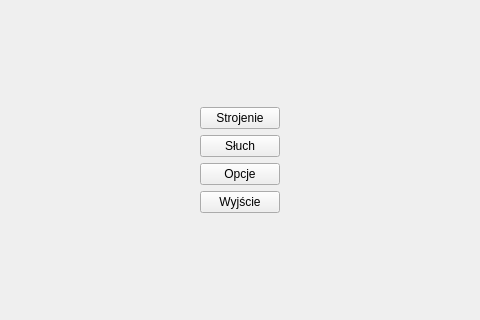
First picture: the form in mainwindow.ui, repository december0123/dzwiekspert, before the edit; both pictures show x 240 to 720 and y 137 to 457 of the 959 by 650 pixel window.
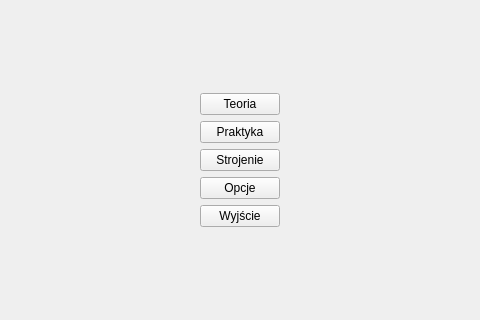
Second picture: the form after the edit. The open tabs and pages were chosen to show the change. Custom widgets are drawn as their Qt base class.

What changed in the file:
```diff
--- a/mainwindow.ui
+++ b/mainwindow.ui
@@ -22,45 +22,29 @@
       </property>
       <widget class="QWidget" name="menu">
        <layout class="QGridLayout" name="gridLayout_3">
-        <item row="1" column="2">
-         <spacer name="horizontalSpacer_4">
-          <property name="orientation">
-           <enum>Qt::Horizontal</enum>
-          </property>
-          <property name="sizeHint" stdset="0">
-           <size>
-            <width>40</width>
-            <height>20</height>
-           </size>
-          </property>
-         </spacer>
-        </item>
-        <item row="4" column="1">
-         <widget class="QPushButton" name="exit">
+        <item row="1" column="1">
+         <widget class="QPushButton" name="goToTheory">
           <property name="text">
-           <string>Wyjście</string>
-          </property>
-          <property name="flat">
-           <bool>false</bool>
-          </property>
-         </widget>
-        </item>
-        <item row="2" column="1">
-         <widget class="QPushButton" name="goToLearn">
-          <property name="text">
-           <string>Słuch</string>
+           <string>Teoria</string>
           </property>
          </widget>
         </item>
         <item row="5" column="1">
-         <spacer name="verticalSpacer_4">
+         <widget class="QPushButton" name="goToConfig">
+          <property name="text">
+           <string>Opcje</string>
+          </property>
+         </widget>
+        </item>
+        <item row="3" column="0">
+         <spacer name="horizontalSpacer_3">
           <property name="orientation">
-           <enum>Qt::Vertical</enum>
+           <enum>Qt::Horizontal</enum>
           </property>
           <property name="sizeHint" stdset="0">
            <size>
-            <width>20</width>
-            <height>40</height>
+            <width>40</width>
+            <height>20</height>
            </size>
           </property>
          </spacer>
@@ -78,30 +62,53 @@
           </property>
          </spacer>
         </item>
-        <item row="1" column="0">
-         <spacer name="horizontalSpacer_3">
-          <property name="orientation">
-           <enum>Qt::Horizontal</enum>
-          </property>
-          <property name="sizeHint" stdset="0">
-           <size>
-            <width>40</width>
-            <height>20</height>
-           </size>
-          </property>
-         </spacer>
-        </item>
-        <item row="1" column="1">
+        <item row="3" column="1">
          <widget class="QPushButton" name="goToTuner">
           <property name="text">
            <string>Strojenie</string>
           </property>
          </widget>
         </item>
-        <item row="3" column="1">
-         <widget class="QPushButton" name="goToConfig">
+        <item row="7" column="1">
+         <spacer name="verticalSpacer_4">
+          <property name="orientation">
+           <enum>Qt::Vertical</enum>
+          </property>
+          <property name="sizeHint" stdset="0">
+           <size>
+            <width>20</width>
+            <height>40</height>
+           </size>
+          </property>
+         </spacer>
+        </item>
+        <item row="6" column="1">
+         <widget class="QPushButton" name="exit">
           <property name="text">
-           <string>Opcje</string>
+           <string>Wyjście</string>
+          </property>
+          <property name="flat">
+           <bool>false</bool>
+          </property>
+         </widget>
+        </item>
+        <item row="3" column="2">
+         <spacer name="horizontalSpacer_4">
+          <property name="orientation">
+           <enum>Qt::Horizontal</enum>
+          </property>
+          <property name="sizeHint" stdset="0">
+           <size>
+            <width>40</width>
+            <height>20</height>
+           </size>
+          </property>
+         </spacer>
+        </item>
+        <item row="2" column="1">
+         <widget class="QPushButton" name="goToPractice">
+          <property name="text">
+           <string>Praktyka</string>
           </property>
          </widget>
         </item>
```
